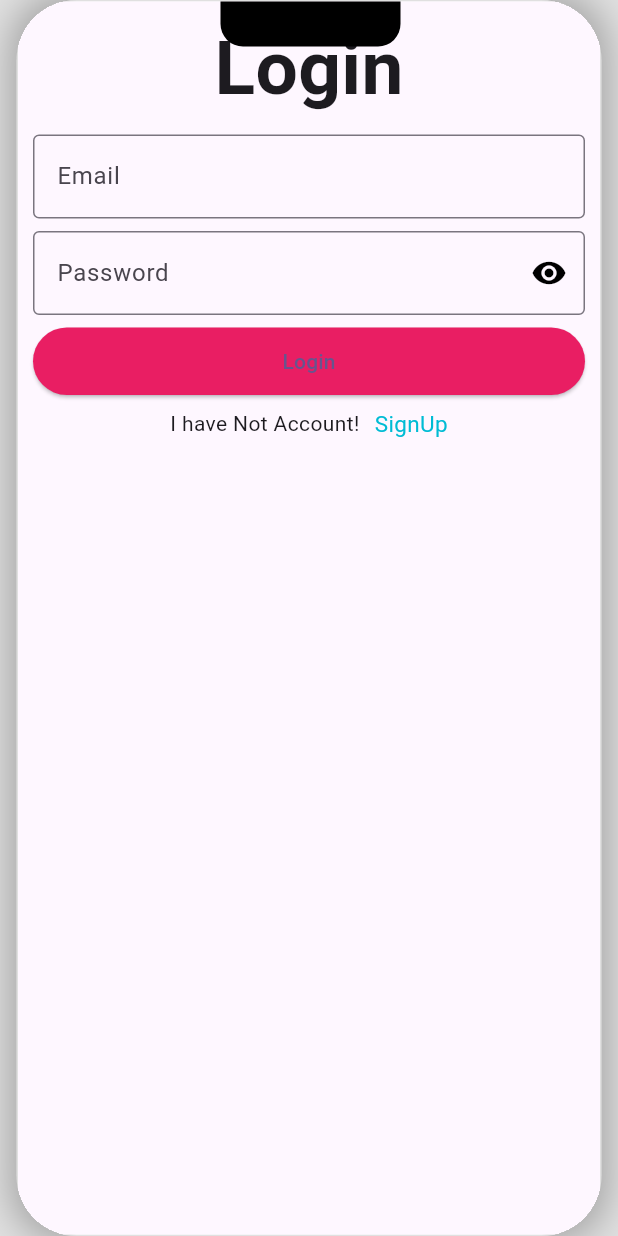
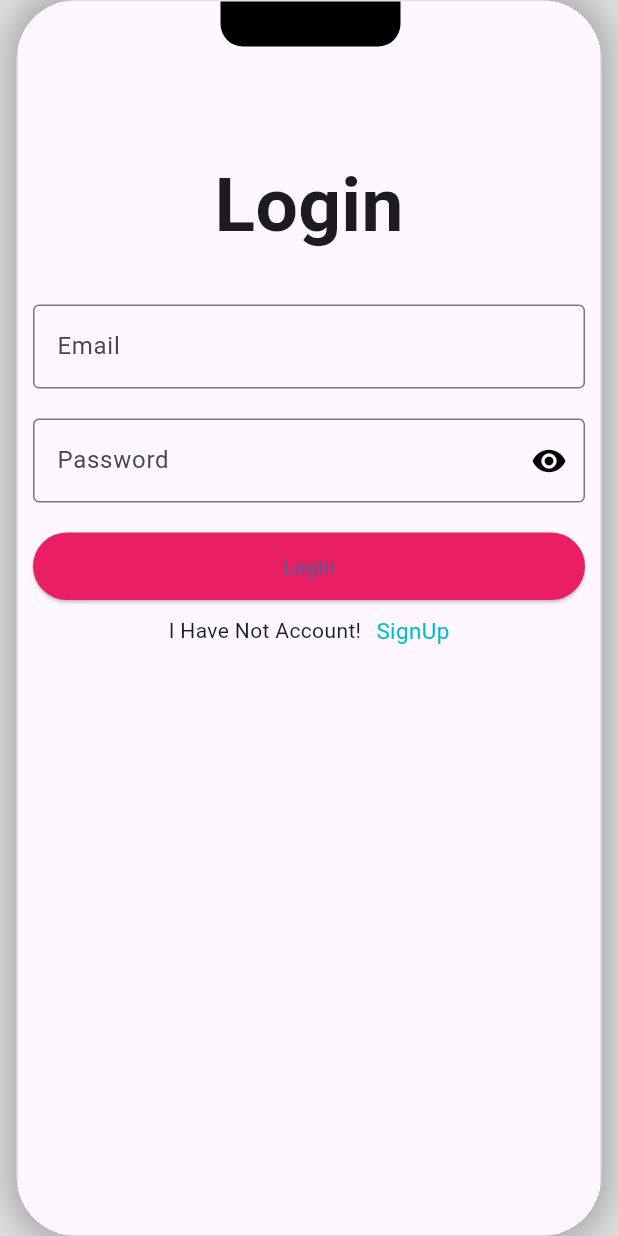
Before and after one commit to vanhoc-vn/app_Ban_Banh_Flutter, a Flutter app: the screen it shows after launch, on a phone screen of 412 x 824 dp. Run offline on Flutter 3.47's test engine with Material 3 defaults, Android fonts, the phone set to English and light mode, and no system bars.

Commit message:
buoi toi

```diff
--- a/lib/screens/login.dart
+++ b/lib/screens/login.dart
@@ -38,38 +38,37 @@ class _LoginState extends State<Login> {
           child: Container(
             margin: const EdgeInsets.symmetric(horizontal: 10),
             child: Column(
-              mainAxisAlignment: MainAxisAlignment.center,
+              crossAxisAlignment: CrossAxisAlignment.start, // <-- Canh trái cho đẹp hơn
               children: <Widget>[
-                Container(
-                  height: 300,
-                  width: double.infinity,
-                  child: Column(
-                    mainAxisAlignment: MainAxisAlignment.spaceEvenly,
-                    children: <Widget>[
-                      const Text(
+                const SizedBox(height: 100), // <-- thêm khoảng trống để đẩy xuống
+                const Center(
+                  child: Text(
                     "Login",
                     style: TextStyle(
                       fontSize: 50,
                       fontWeight: FontWeight.bold,
                     ),
                   ),
+                ),
+                const SizedBox(height: 30),
                 MyTextFormField(
                   name: "Email",
                   validator: (value) {
                     if (value == null || value.isEmpty) {
-                            return "Vui lòng nhập Email";
+                      return "Please Fill Email";
                     } else if (!regExp.hasMatch(value)) {
                       return "Email không đúng.";
                     }
                     return null;
                   },
                 ),
+                const SizedBox(height: 20),
                 PassWordTextFormField(
                   obserText: obserText,
                   name: "Password",
                   validator: (value) {
                     if (value == null || value.isEmpty) {
-                            return "Vui lòng nhập Password";
+                      return "Please Fill Password";
                     } else if (value.length < 8) {
                       return "Mật khẩu phải có ít nhất 8 ký tự";
                     }
@@ -82,15 +81,17 @@ class _LoginState extends State<Login> {
                     });
                   },
                 ),
+                const SizedBox(height: 20),
                 MyButton(
                   onPressed: () {
                     validation();
                   },
                   name: "Login",
                 ),
+                const SizedBox(height: 10),
                 ChangeScreen(
                   name: "SignUp",
-                        whichAccount: "I have Not Account!",
+                  whichAccount: "I Have Not Account!",
                   onTap: () {
                     Navigator.of(context).pushReplacement(
                       MaterialPageRoute(builder: (ctx) => const Signup()),
@@ -100,9 +101,6 @@ class _LoginState extends State<Login> {
               ],
             ),
           ),
-              ],
-            ),
-          ),
         ),
       ),
     );
--- a/lib/screens/signup.dart
+++ b/lib/screens/signup.dart
@@ -28,6 +28,9 @@ class _SignupState extends State<Signup> {
       print("No");
     }
   }
+
+  Widget _buildAllTextFormField(){}
+
 
   @override
   Widget build(BuildContext context) {
```
Lines whose indentation alone changed are shown as unchanged.
